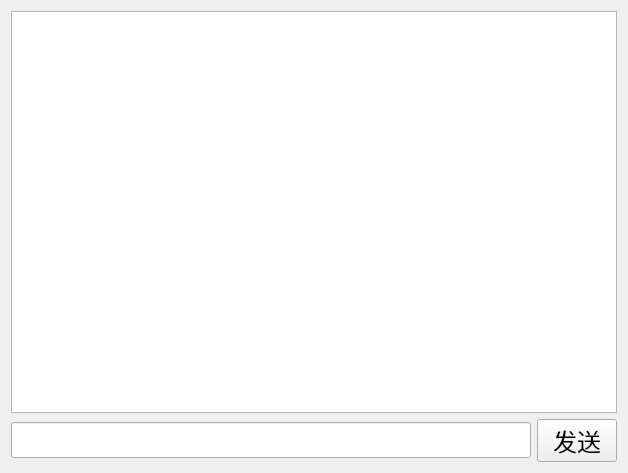
First picture: the form in Client/chat.ui, repository kurisu-hub/qt_chat_demo, before the edit.
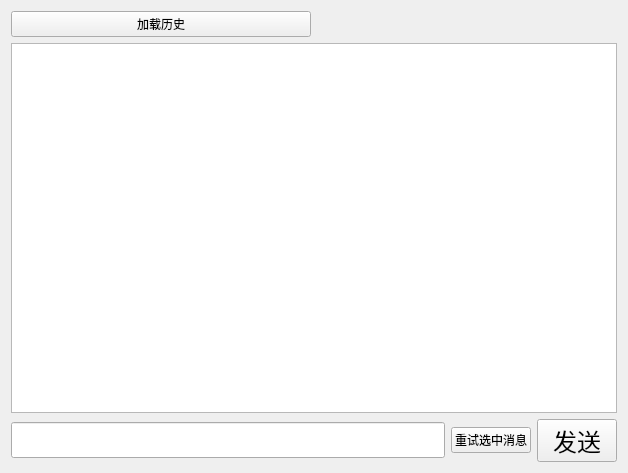
Second picture: the form after the edit.

Commit message:
完善单聊会话、消息持久化和历史分页
- 按账号与好友隔离聊天窗口和草稿，后台来信按会话归档
- MySQL 事务提交后确认发送，客户端 UUID 支持超时重试和去重
- 通过消息 ID 游标加载历史，合并确认、推送和历史结果
- 补充数据库迁移、双客户端验收说明和 TCP 回归测试

```diff
--- a/Client/chat.ui
+++ b/Client/chat.ui
@@ -15,17 +15,19 @@
   </property>
   <layout class="QVBoxLayout" name="verticalLayout">
    <item>
-    <widget class="QTextEdit" name="show_TE">
-     <property name="font">
-      <font>
-       <family>Arial</family>
-       <pointsize>18</pointsize>
-      </font>
-     </property>
-     <property name="readOnly">
-      <bool>true</bool>
-     </property>
-    </widget>
+    <layout class="QHBoxLayout" name="historyLayout">
+     <item>
+      <widget class="QPushButton" name="history_PB">
+       <property name="text"><string>加载历史</string></property>
+      </widget>
+     </item>
+     <item>
+      <widget class="QLabel" name="status_LB"/>
+     </item>
+    </layout>
+   </item>
+   <item>
+    <widget class="QListWidget" name="show_TE"/>
    </item>
    <item>
     <layout class="QHBoxLayout" name="horizontalLayout">
@@ -39,6 +41,11 @@
        </property>
       </widget>
      </item>
+     <item>
+      <widget class="QPushButton" name="retry_PB">
+       <property name="text"><string>重试选中消息</string></property>
+      </widget>
+     </item>
      <item>
       <widget class="QPushButton" name="send_PB">
        <property name="font">
```
The commit also changes 23 other files.
